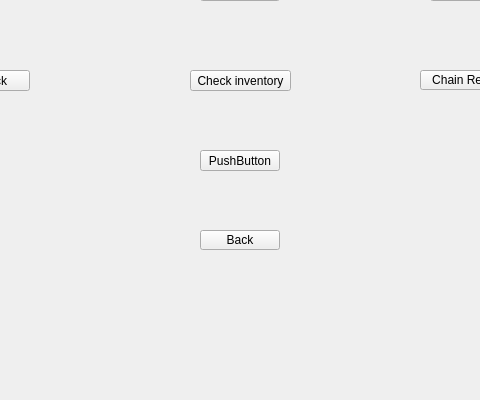
First picture: the form in Admin/menu.ui, repository Corne1401/StrucProject3, before the edit; both pictures show x 140 to 620 and y 200 to 600 of the 800 by 600 pixel window.
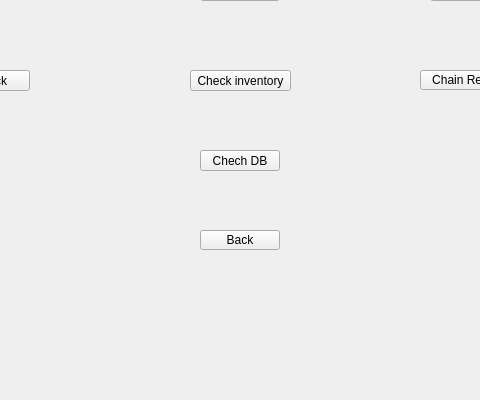
Second picture: the form after the edit.

Diff of the .ui file:
```diff
--- a/Admin/menu.ui
+++ b/Admin/menu.ui
@@ -154,7 +154,7 @@
      </rect>
     </property>
     <property name="text">
-     <string>PushButton</string>
+     <string>Chech DB</string>
     </property>
    </widget>
   </widget>
```
